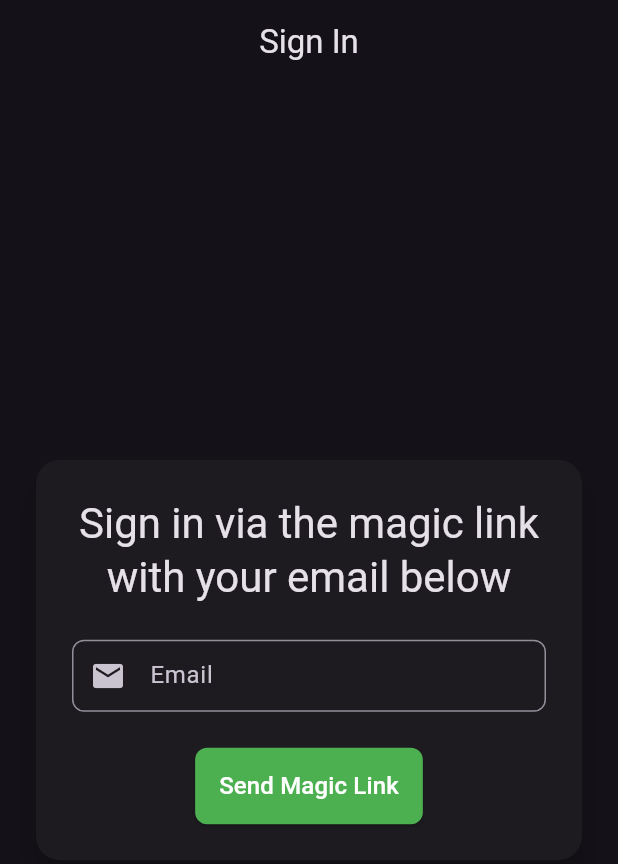
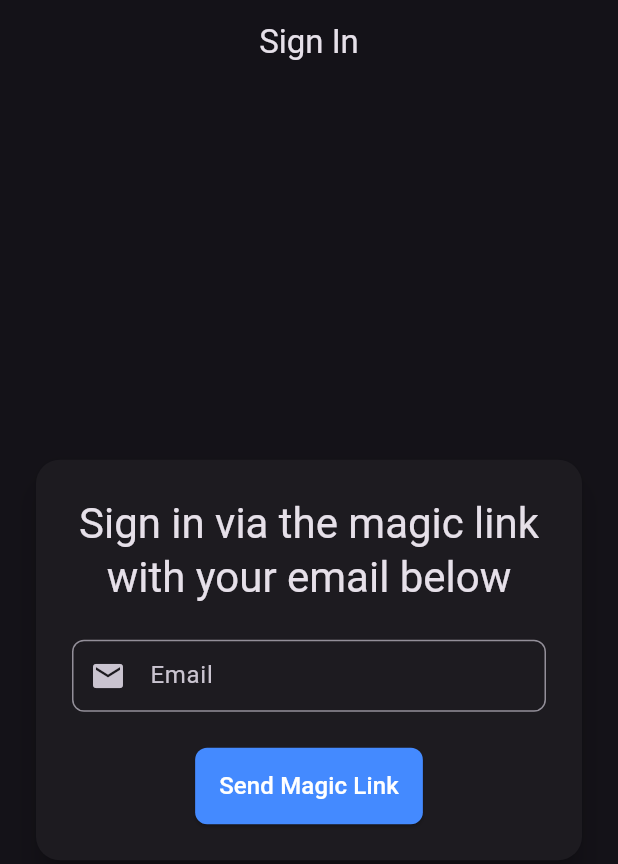
Before and after one commit to manuelAW99/todo-genius, a Flutter app: the screen it shows after launch, on a phone screen of 412 x 824 dp. Shown: the top 864 px of the screen. Run offline on Flutter 3.47's test engine with Material 3 defaults, Android fonts, the phone set to English and light mode, and no system bars; our stand-ins replace image_picker, supabase_flutter; accounts and stored records are empty.

Commit message:
Add and enhance main, validation, and colors utilities
- Implement main.dart to initialize Supabase and set up the main application structure.
- Add validation.dart to provide utility functions for form validation.
- Add colors.dart to define a consistent color palette for the application.
- Integrate validation utilities in form fields for better user input handling.
- Apply consistent color scheme across the application using colors.dart.
- Ensure responsive design and better user experience.

```diff
--- a/todo_app/lib/main.dart
+++ b/todo_app/lib/main.dart
@@ -6,7 +6,6 @@ import 'package:provider/provider.dart';
 import '/providers/project_provider.dart';
 import '/providers/task_provider.dart';
 import '/providers/profile_provider.dart';
-import 'package:uuid/uuid.dart';
 
 Future<void> main() async {
   await Supabase.initialize(
@@ -18,7 +17,6 @@ Future<void> main() async {
 }
 
 final supabase = Supabase.instance.client;
-const uuid = Uuid();
 
 class MyApp extends StatelessWidget {
   const MyApp({super.key});
@@ -27,23 +25,30 @@ class MyApp extends StatelessWidget {
   Widget build(BuildContext context) {
     return MultiProvider(
         providers: [
-          ChangeNotifierProvider(create: (_) => ProfileProvider()),
-          ChangeNotifierProvider(create: (_) => ProjectProvider()),
-          ChangeNotifierProvider(create: (_) => TaskProvider()),
+          ChangeNotifierProvider(create: (_) => ProfileProvider(supabase)),
+          ChangeNotifierProvider(create: (_) => ProjectProvider(supabase)),
+          ChangeNotifierProvider(create: (_) => TaskProvider(supabase)),
         ],
         child: MaterialApp(
-          title: 'ToDo-Genius',
+          debugShowCheckedModeBanner: false,
+          title: 'Pro-Genius',
           theme: ThemeData.dark().copyWith(
-            primaryColor: Colors.green,
+            primaryColor: Colors.blueAccent,
             textButtonTheme: TextButtonThemeData(
               style: TextButton.styleFrom(
-                foregroundColor: Colors.green,
+                foregroundColor: Colors.blueAccent,
+                shape: RoundedRectangleBorder(
+                  borderRadius: BorderRadius.circular(10),
+                ),
               ),
             ),
             elevatedButtonTheme: ElevatedButtonThemeData(
               style: ElevatedButton.styleFrom(
                 foregroundColor: Colors.white,
-                backgroundColor: Colors.green,
+                backgroundColor: Colors.blueAccent,
+                shape: RoundedRectangleBorder(
+                  borderRadius: BorderRadius.circular(10),
+                ),
               ),
             ),
           ),
```
Also changed, not shown: todo_app/lib/utils/colors.dart (added, +32 -0 lines), todo_app/lib/utils/validation.dart (+10 -1 lines).
